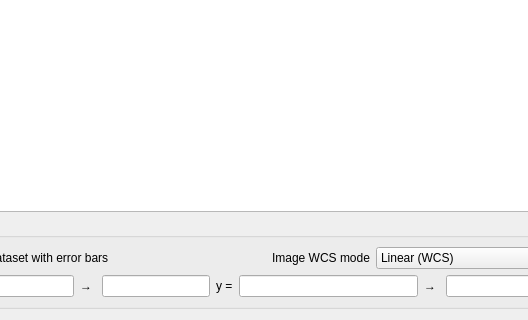
Above: ui/import_fits.ui from veusz/veusz before the change; both pictures show x 125 to 653 and y 204 to 524 of the 773 by 524 pixel window. Below: the same form after it.
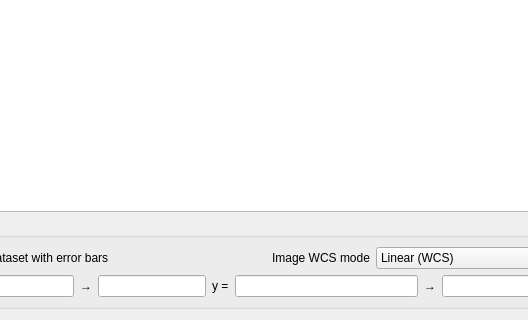
That is the form after the change.

Patch:
```diff
--- a/ui/import_fits.ui
+++ b/ui/import_fits.ui
@@ -97,7 +97,7 @@
         <item>
          <widget class="QLabel" name="label_3">
           <property name="text">
-           <string>→ </string>
+           <string>→</string>
           </property>
          </widget>
         </item>
@@ -121,7 +121,7 @@
         <item>
          <widget class="QLabel" name="label_5">
           <property name="text">
-           <string>→ </string>
+           <string>→</string>
           </property>
          </widget>
         </item>
```
